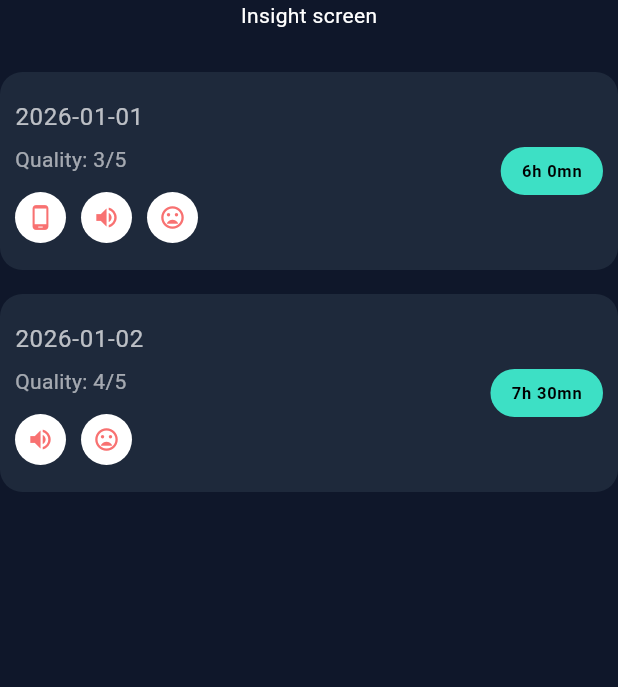
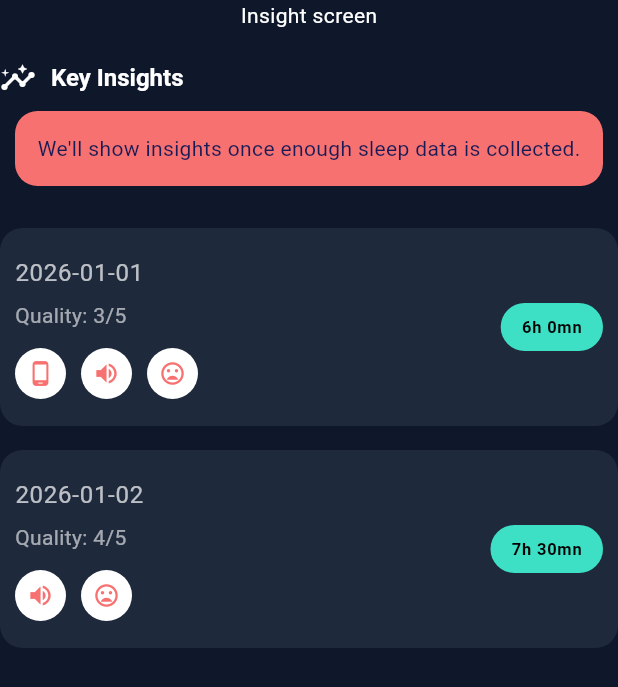
Before and after one commit to chanlinna/Sleep_Blocker, a Flutter app: the InsightScreen screen opened directly, on a phone screen of 412 x 824 dp. Shown: the top 687 px of the screen. Run offline on Flutter 3.47's test engine with Material 3 defaults, Android fonts, the phone set to English and light mode, and no system bars; missing offline and left inert: horizontal_weekly_calendar.

Commit message:
merge from user-input

```diff
--- /dev/null
+++ b/sleep_blocker/lib/logic/sleep_blocker_analyzer.dart
@@ -0,0 +1,183 @@
+import '../models/sleep_log.dart';
+import '../models/habit_log.dart';
+import '../models/factor.dart';
+import '../models/factor_type.dart';
+
+
+class BlockerResult {
+  final Factor factor;
+  final double impact;
+
+  BlockerResult({
+    required this.factor,
+    required this.impact,
+  });
+}
+
+enum BlockerStatus {
+  success,
+  notEnoughData,
+  noBlockerDetected,
+}
+
+class BlockerAnalysisResult {
+  final BlockerStatus status;
+  final BlockerResult? blocker;
+
+  const BlockerAnalysisResult({
+    required this.status,
+    this.blocker,
+  });
+}
+
+
+class SleepBlockerAnalyzer {
+  static const int windowSize = 7;
+  static const double impactThreshold = -0.5;
+
+  static BlockerAnalysisResult? analyze({
+    required List<SleepLog> sleepLogs,
+    required List<HabitLog> habitLogs,
+    required List<Factor> factors,
+  }) {
+    if (sleepLogs.length < windowSize){
+      return const BlockerAnalysisResult(status: BlockerStatus.notEnoughData);
+    }
+
+    final last7SleepLogs = sleepLogs
+        .sortedByDateDesc()
+        .take(windowSize)
+        .toList();
+
+    final results = <BlockerResult>[];
+
+    for (final factor in factors) {
+      final impact = _calculateFactorImpact(
+        factor,
+        last7SleepLogs,
+        habitLogs,
+      );
+
+      if (impact != null && impact <= impactThreshold) {
+        results.add(BlockerResult(factor: factor, impact: impact));
+      }
+    }
+
+    if (results.isEmpty){
+      return const BlockerAnalysisResult(status: BlockerStatus.noBlockerDetected);
+    }
+
+    results.sort((a, b) => a.impact.compareTo(b.impact));
+    return BlockerAnalysisResult(status: BlockerStatus.success, blocker: results.first);
+  }
+
+  static double? _calculateFactorImpact(
+    Factor factor,
+    List<SleepLog> sleepLogs,
+    List<HabitLog> habitLogs,
+  ) {
+    switch (factor.type) {
+      case FactorType.screen:
+      case FactorType.pain:
+        return _booleanImpact(factor.factorId, sleepLogs, habitLogs);
+
+      case FactorType.noise:
+      case FactorType.stress:
+        return _weightedImpact(factor.factorId, sleepLogs, habitLogs);
+    }
+  }
+
+  static double? _booleanImpact(
+    String factorId,
+    List<SleepLog> sleepLogs,
+    List<HabitLog> habitLogs,
+  ) {
+    final yes = <int>[];
+    final no = <int>[];
+
+    for (final sleep in sleepLogs) {
+      final habit = habitLogs.firstWhere(
+        (h) => h.sleepLogId == sleep.id && h.factorId == factorId,
+        orElse: () => HabitLog(
+          sleepLogId: sleep.id,
+          factorId: factorId,
+          value: -1,
+        ),
+      );
+
+      if (habit.value == 1) yes.add(sleep.qualityScore);
+      if (habit.value == 0) no.add(sleep.qualityScore);
+    }
+
+    if (yes.length < 2 || no.length < 2) return null;
+
+    final yesAvg = yes.average();
+    final noAvg = no.average();
+
+    return yesAvg - noAvg;
+  }
+
+  static double? _weightedImpact(
+    String factorId,
+    List<SleepLog> sleepLogs,
+    List<HabitLog> habitLogs,
+  ) {
+    int low = 0;
+    int medium = 0;
+    int high = 0;
+    final lowQualities = <int>[];
+
+    for (final sleep in sleepLogs) {
+      final habit = habitLogs.firstWhere(
+        (h) => h.sleepLogId == sleep.id && h.factorId == factorId,
+      );
+
+      if (habit.value == 1) {
+        low++;
+        lowQualities.add(sleep.qualityScore);
+      }
+      else if (habit.value == 2) {
+        medium++;
+      }
+      else if (habit.value == 3) {
+        high++;
+      }
+    }
+
+    if (low < 2) return null;
+    if ((medium + high) < 2) return null;
+
+    final baseline = lowQualities.average();
+
+    double sum = 0;
+
+    for (final sleep in sleepLogs) {
+      final habit = habitLogs.firstWhere(
+        (h) => h.sleepLogId == sleep.id && h.factorId == factorId,
+      );
+
+      final weight = switch (habit.value) {
+        1 => 0.0,
+        2 => 0.5,
+        3 => 1.0,
+        _ => 0.0,
+      };
+
+      sum += weight * (sleep.qualityScore - baseline);
+    }
+
+    return sum / sleepLogs.length;
+  }
+}
+
+extension Average on List<int> {
+  double average() => reduce((a, b) => a + b) / length;
+}
+
+extension SortSleepLogs on List<SleepLog> {
+  List<SleepLog> sortedByDateDesc() {
+    final copy = [...this];
+    copy.sort((a, b) => b.date.compareTo(a.date));
+    return copy;
+  }
+}
--- /dev/null
+++ b/sleep_blocker/lib/ui/helpers/blocker_text.dart
@@ -0,0 +1,53 @@
+import '../../logic/sleep_blocker_analyzer.dart';
+import '../../models/factor_type.dart';
+
+String blockerTitle(BlockerAnalysisResult result) {
+  switch (result.status) {
+    case BlockerStatus.notEnoughData:
+      return "Not enough data";
+    case BlockerStatus.noBlockerDetected:
+      return "Sleep looks good";
+    case BlockerStatus.success:
+      return "Your biggest sleep blocker";
+  }
+}
+
+String blockerDescription(BlockerAnalysisResult result) {
+  switch (result.status) {
+    case BlockerStatus.notEnoughData:
+      return "Log at least 7 nights of sleep to discover your sleep blockers.";
+    case BlockerStatus.noBlockerDetected:
+      return "No strong sleep blockers were detected in the last 7 nights.";
+    case BlockerStatus.success:
+      return result.blocker!.factor.name;
+  }
+}
+
+String adviceText(BlockerAnalysisResult result) {
+  if (result.status != BlockerStatus.success) {
+    return "Keep logging your sleep to receive personalized advice.";
+  }
+
+  switch (result.blocker!.factor.type) {
+    case FactorType.screen:
+      return "Try putting your phone away 30 minutes before bed.";
+    case FactorType.pain:
+      return "Consider light stretching or pain relief before sleep.";
+    case FactorType.noise:
+      return "Reduce noise or try earplugs before bed.";
+    case FactorType.stress:
+      return "Try breathing or relaxation exercises before sleep.";
+  }
+}
+
+String insightText(BlockerAnalysisResult result) {
+  if (result.status != BlockerStatus.success) {
+    return "We'll show insights once enough sleep data is collected.";
+  }
+
+  final impact = result.blocker!.impact.abs().toStringAsFixed(1);
+  final factor = result.blocker!.factor.name;
+
+  return "$factor reduced your sleep quality by $impact points "
+      "on average over the last 7 nights.";
+}
--- a/sleep_blocker/lib/ui/screens/insight_screen.dart
+++ b/sleep_blocker/lib/ui/screens/insight_screen.dart
@@ -2,6 +2,9 @@ import 'package:flutter/material.dart';
 import 'package:sleep_blocker/data/mock_factor.dart';
 import 'package:sleep_blocker/data/mock_habit_log.dart';
 import 'package:sleep_blocker/data/mock_sleep_log.dart';
+import 'package:sleep_blocker/logic/sleep_blocker_analyzer.dart';
+import 'package:sleep_blocker/ui/helpers/blocker_text.dart';
+import 'package:sleep_blocker/ui/widgets/info_tile.dart';
 import 'package:sleep_blocker/ui/widgets/sleep_history_item.dart';
 import 'package:sleep_blocker/ui/widgets/sleep_history_tile.dart';
 
@@ -11,12 +14,19 @@ class InsightScreen extends StatelessWidget {
 
   @override
   Widget build(BuildContext context) {
+    final result = SleepBlockerAnalyzer.analyze(
+      sleepLogs: mockSleepLogs,
+      habitLogs: mockHabitLogs,
+      factors: mockFactors
+    );
     return Scaffold(
       body: Column(
         children: [
           Center(
             child: Text("Insight screen"),
           ),
+          const SizedBox(height: 20,),
+          InfoTile(title: "Key Insights", desc: insightText(result!), infoType: InfoType.insight),
           const SizedBox(height: 20,),
           Expanded(
             child: ListView.builder(
--- a/sleep_blocker/lib/ui/theme/app_theme.dart
+++ b/sleep_blocker/lib/ui/theme/app_theme.dart
@@ -28,7 +28,8 @@ class AppTheme {
       headlineMedium: TextStyle(fontSize: 20, fontWeight: FontWeight.bold, color: textPrimary),
       bodyLarge: TextStyle(fontSize: 16, color: textPrimary),
       bodyMedium: TextStyle(fontSize: 14, color: textPrimary),
-      bodySmall: TextStyle(fontSize: 10, color: Color(0xFFA8A3A3))
+      bodySmall: TextStyle(fontSize: 10, color: Color(0xFFA8A3A3)),
+      labelMedium: TextStyle(fontSize: 16)
     ),
     elevatedButtonTheme: ElevatedButtonThemeData(
       style: ButtonStyle(
--- /dev/null
+++ b/sleep_blocker/lib/ui/widgets/info_tile.dart
@@ -0,0 +1,68 @@
+import 'package:flutter/material.dart';
+
+class InfoTile extends StatelessWidget{
+  final String title;
+  final String desc;
+  final InfoType infoType;
+
+  const InfoTile({
+    super.key,
+    required this.title,
+    required this.desc,
+    required this.infoType
+  });
+
+  @override
+  Widget build(BuildContext context) {
+    return Column(
+      children: [
+        Row(
+          mainAxisAlignment: MainAxisAlignment.start,
+          children: [
+            Icon(infoType.icon, color: infoType.iconColor,),
+            const SizedBox(width: 10,),
+            Text(title,
+              style: Theme.of(context).textTheme.headlineMedium?.copyWith(color: infoType.titleColor, fontSize: 16),
+            )
+          ],
+        ),
+        const SizedBox(height: 10,),
+        Container(
+          margin: EdgeInsets.symmetric(horizontal: 10),
+          padding: EdgeInsets.all(15),
+          width: double.infinity,
+          decoration: BoxDecoration(
+            color: infoType.boxColor,
+            borderRadius: BorderRadius.circular(15)
+          ),
+          child: Text(desc,
+            textAlign: infoType == InfoType.blocker || infoType == InfoType.advice
+            ? TextAlign.center
+            : TextAlign.start,
+            style: Theme.of(context).textTheme.bodyMedium?.copyWith(color: infoType.descColor),
+          ),
+        )
+      ],
+    );
+  }
+}
+
+enum InfoType{
+  blocker(icon: Icons.warning ,iconColor: Color(0xFFF87171), titleColor: Color(0xFFF87171), descColor: Color(0xFFFFFFFF), boxColor: Color(0xFFF87171)),
+  advice(icon: Icons.message, iconColor: Color(0xFF2DD4BF), titleColor: Color(0xFFFFFFFF), descColor: Color(0xFFFFFFFF), boxColor: Color(0xFF334155)),
+  insight(icon: Icons.insights, iconColor: Color(0xFFFFFFFF), titleColor: Color(0xFFFFFFFF), descColor: Color(0xFF181B55), boxColor: Color(0xFFF87171));
+
+  final IconData icon;
+  final Color iconColor;
+  final Color titleColor;
+  final Color descColor;
+  final Color boxColor;
+
+  const InfoType({
+    required this.icon,
+    required this.iconColor,
+    required this.titleColor,
+    required this.descColor,
+    required this.boxColor
+  });
+}
```
Also changed, not shown: sleep_blocker/lib/ui/screens/home_screen.dart (+29 -1 lines).
